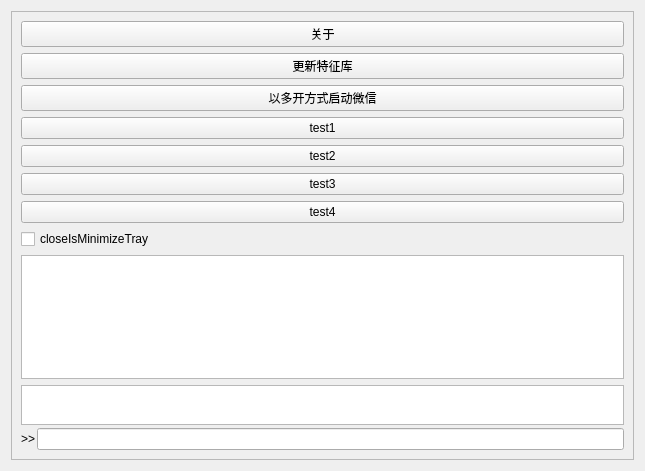
First picture: the form in src/wxbox/ui/mainwindow.ui, repository 12CrazyPaul21/WxBox, before the edit.
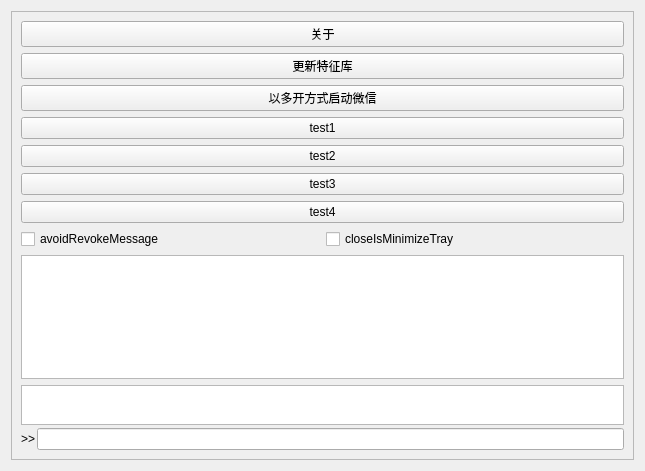
Second picture: the form after the edit. Custom widgets are drawn as their Qt base class.

Commit message: feat(revoke): 加入在wxbox上控制启动防止消息撤回的开关

Patch:
```diff
--- a/src/wxbox/ui/mainwindow.ui
+++ b/src/wxbox/ui/mainwindow.ui
@@ -73,11 +73,22 @@
        </widget>
       </item>
       <item>
+       <layout class="QHBoxLayout" name="horizontalLayout">
+        <item>
+         <widget class="QCheckBox" name="avoidRevokeMessage">
+          <property name="text">
+           <string>avoidRevokeMessage</string>
+          </property>
+         </widget>
+        </item>
+        <item>
        <widget class="QCheckBox" name="closeIsMinimizeTray">
         <property name="text">
          <string>closeIsMinimizeTray</string>
         </property>
        </widget>
+        </item>
+       </layout>
       </item>
       <item>
        <widget class="QTableView" name="viewWeChatStatus"/>
```
Lines whose indentation alone changed are shown as unchanged. The commit also changes 12 other files.
